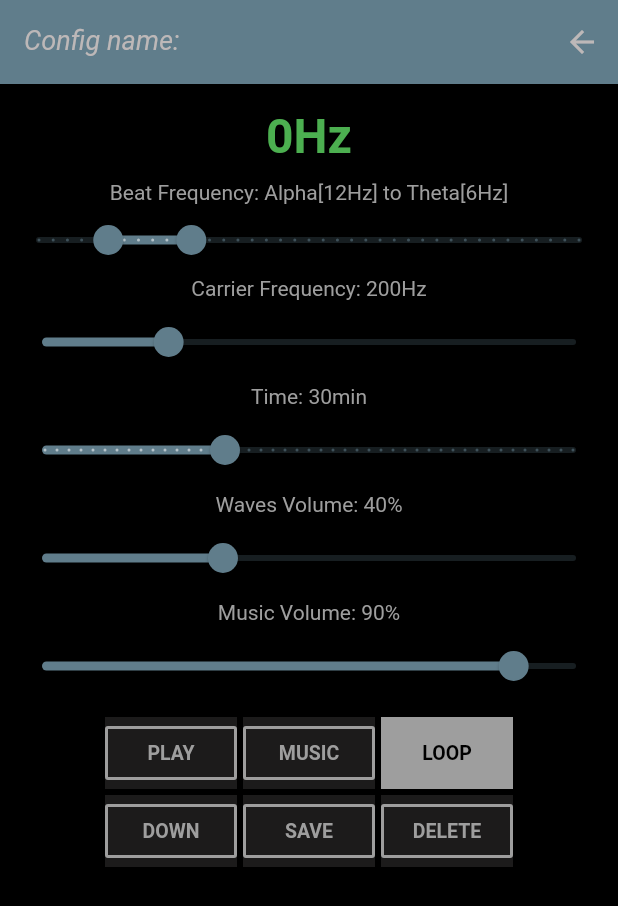
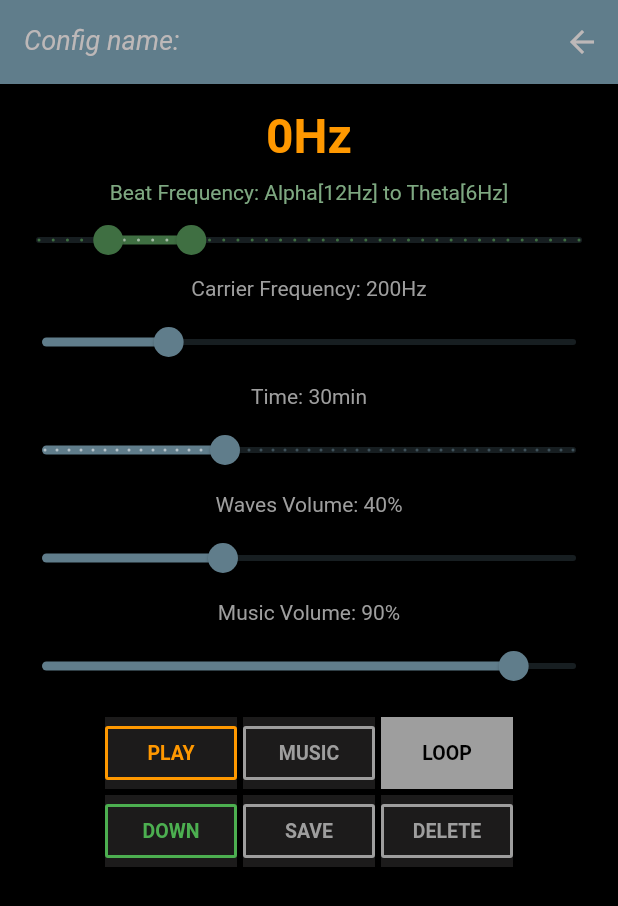
Before and after one commit to zavarese/binauralsleep, a Flutter app: the screen it shows after launch, after a tap on the "add" icon, on a phone screen of 412 x 824 dp. Shown: the top 906 px of the screen. Run offline on Flutter 3.47's test engine with Material 2 defaults, Android fonts, the phone set to English and light mode, and no system bars; our stand-ins replace file_picker, shared_preferences.

Commit message:
Alterações no padrão de cores

```diff
--- a/lib/pages/config_list.dart
+++ b/lib/pages/config_list.dart
@@ -78,7 +78,7 @@ class ListConfigPageState extends ListConfig with WidgetsBindingObserver {
                     ),
                     title: Text(nDataList.name,
                       overflow: TextOverflow.ellipsis,
-                      style: textStyleMidW,
+                      style: textStyleMid,
                     ),
                     subtitle: (nDataList.decreasing
                       ?Text(nDataList.waveMax+"["+nDataList.isoBeatMax.toString()+'Hz] to '+nDataList.waveMin+"["+nDataList.isoBeatMin.toString()+'Hz]', //\n'+nDataList.hasMusic,
@@ -86,7 +86,7 @@ class ListConfigPageState extends ListConfig with WidgetsBindingObserver {
                       :Text(nDataList.waveMin+"["+nDataList.isoBeatMin.toString()+'Hz] to '+nDataList.waveMax+"["+nDataList.isoBeatMax.toString()+'Hz]', //\n'+nDataList.hasMusic,
                           style: textStyleSmall,)),
                     trailing: Text(nDataList.frequency.toString()+"Hz",
-                      style: textStyleMidG,),
+                      style: textStyleMidO,),
                     //isThreeLine: true,
                   ),
                 ),
--- a/lib/pages/configuration.dart
+++ b/lib/pages/configuration.dart
@@ -57,7 +57,7 @@ class ConfigPageState extends Config with WidgetsBindingObserver  {
                     Text(
                         f.format(double.parse(currFreq)).toString()+"Hz",
                         style: TextStyle(
-                            color: Colors.green,
+                            color: Colors.orange,
                             fontWeight: FontWeight.bold,
                             fontSize: 32)
                     )),
@@ -66,7 +66,7 @@ class ConfigPageState extends Config with WidgetsBindingObserver  {
                         (decreasing ? "Beat Frequency: "+waveWord(isoBeatMax)+"["+isoBeatMax.toInt().toString()+"Hz] to "+waveWord(isoBeatMin)+"["+isoBeatMin.toInt().toString()+"Hz]"
                             :"Beat Frequency: "+waveWord(isoBeatMin)+"["+isoBeatMin.toInt().toString()+"Hz] to "+waveWord(isoBeatMax)+"["+isoBeatMax.toInt().toString()+"Hz]"),
                         textAlign: TextAlign.left,
-                        style: textStyle
+                        style: textStyleG
                     ),
                     RangeSliderCustomState(
                       sliderCustom: RangeSliderCustom(
@@ -142,6 +142,7 @@ class ConfigPageState extends Config with WidgetsBindingObserver  {
                                     label: (isPlaying=="true" ? "STOP" : "PLAY"),
                                     active: (isPlaying=="true" ? true : false),
                                     function: (loading=="loading..."?null:playButton),
+                                    color: Colors.orange,
                                 ),
                               ),
                             ]
@@ -154,6 +155,7 @@ class ConfigPageState extends Config with WidgetsBindingObserver  {
                                     label: 'MUSIC',
                                     active: (path==""||path=="error"?false:true),
                                     function: (isPlaying=="false"?(path==""?musicButton:setEmptyMusic):null),
+                                    color: Colors.grey,
                                 ),
                               ),
                             ]
@@ -166,6 +168,7 @@ class ConfigPageState extends Config with WidgetsBindingObserver  {
                                     label: 'LOOP',
                                     active: (loop==true?true:false),
                                     function: (isPlaying=="false"?loopButton:null),
+                                    color: Colors.grey,
                                 ),
                               ),
                             ]
@@ -186,6 +189,7 @@ class ConfigPageState extends Config with WidgetsBindingObserver  {
                                     label: (decreasing==true?'DOWN':'UP'),
                                     active: false,
                                     function: (isPlaying=="false"?upDownButton:null),
+                                    color: Colors.green,
                                 ),
                               ),
                             ]
@@ -198,6 +202,7 @@ class ConfigPageState extends Config with WidgetsBindingObserver  {
                                     label: 'SAVE',
                                     active: false,
                                     function: (isPlaying=="true" || loading=="loading..."?null:(id==0?saveInsertButton:saveUpdateButton)),
+                                    color: Colors.grey,
                                 ),
                               ),
                             ]
@@ -209,7 +214,8 @@ class ConfigPageState extends Config with WidgetsBindingObserver  {
                                 button: ButtonCustom(
                                     label: 'DELETE',
                                     active: false,
-                                    function: (isPlaying=="true" || loading=="loading..."?null:(id==0?null:deleteButton))
+                                    function: (isPlaying=="true" || loading=="loading..."?null:(id==0?null:deleteButton)),
+                                    color: Colors.grey,
                                 ),
                               ),
                             ]
--- a/lib/util/components.dart
+++ b/lib/util/components.dart
@@ -3,8 +3,10 @@ import 'package:flutter/services.dart';
 
 //*********** Customized Button ***********
 class ButtonCustom {
-  const ButtonCustom({this.label,this.active,this.function});
+  const ButtonCustom({this.label,this.color,this.active,this.function});
+
   final String label;
+  final Color color;
   final bool active;
   final Function function;
 }
@@ -20,13 +22,13 @@ class ButtonCustomState extends StatelessWidget {
     Color colorText;
 
     if(button.active){
-      colorBackground = Colors.grey;
-      colorBorder = Colors.grey;
+      colorBackground = button.color;
+      colorBorder = button.color;
       colorText = Colors.black;
     }else{
       colorBackground = Color.fromRGBO(28, 27, 27, 1);
-      colorBorder = Colors.grey;
-      colorText = Colors.grey;
+      colorBorder = button.color;
+      colorText = button.color;
     }
 
     return DecoratedBox(
@@ -172,6 +174,7 @@ class RangeSliderCustomState  extends StatelessWidget {
     return Container(
       width: MediaQuery.of(context).size.width,
       child: RangeSlider(
+        activeColor: Color.fromRGBO(63, 111, 66, 1),
         divisions: 38,
         min: 1.0,
         max: 40.0,
```
Also changed, not shown: lib/util/style.dart (+10 -5 lines), 1 other file.
